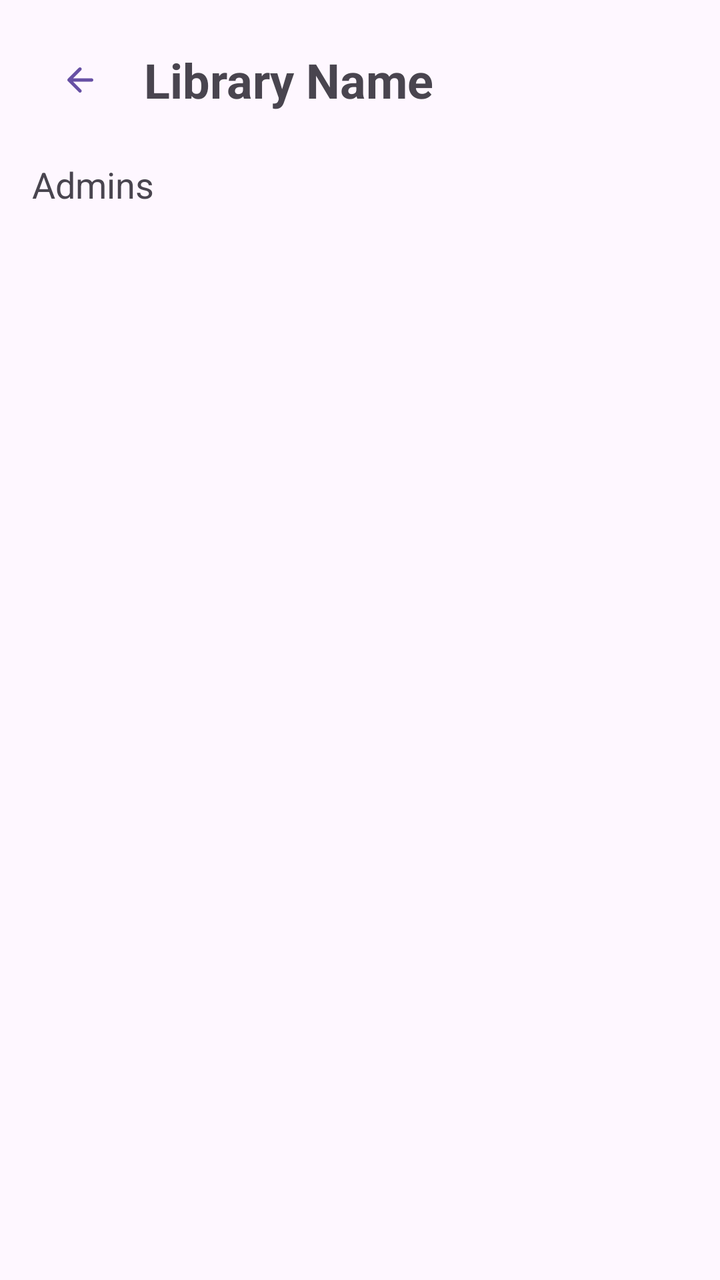
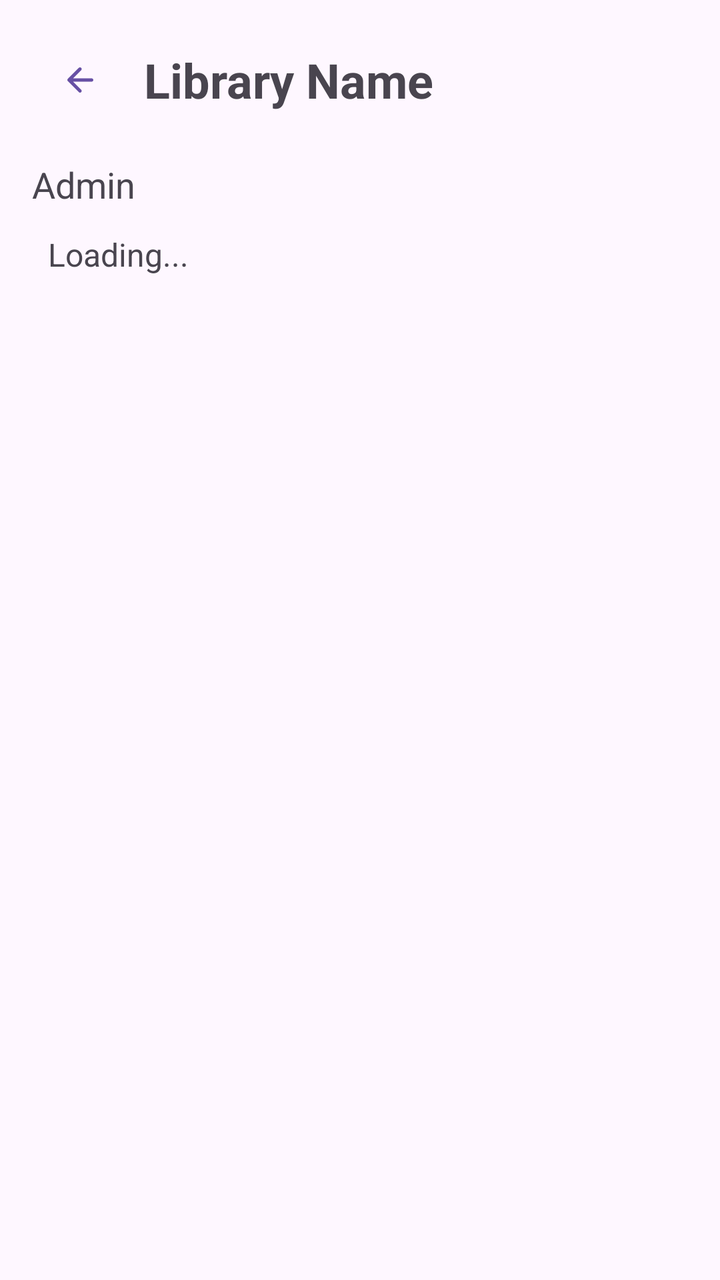

An Android layout rendered at two revisions. The XML below is the earlier revision; the diff shows what the commit changed to produce the second picture.
<!-- AndroidManifest.xml: application theme Theme.Books_Project -->
<!-- res/layout/activity_library_info.xml -->
<?xml version="1.0" encoding="utf-8"?>
<LinearLayout xmlns:android="http://schemas.android.com/apk/res/android"
    xmlns:app="http://schemas.android.com/apk/res-auto"
    xmlns:tools="http://schemas.android.com/tools"
    android:layout_width="match_parent"
    android:layout_height="match_parent"
    android:orientation="vertical"
    android:padding="16dp"
    tools:context=".screens.library.LibraryInfoActivity">

    <LinearLayout
        android:layout_width="match_parent"
        android:layout_height="wrap_content"
        android:gravity="center_vertical">

        <com.google.android.material.button.MaterialButton
            android:id="@+id/backButton"
            style="@style/Widget.Material3.Button.IconButton"
            android:layout_width="wrap_content"
            android:layout_height="wrap_content"
            app:icon="@drawable/round_arrow_back_24" />

        <TextView
            android:id="@+id/tvLibraryName"
            android:layout_width="wrap_content"
            android:layout_height="wrap_content"
            android:layout_marginStart="8dp"
            android:text="Library Name"
            android:textSize="24sp"
            android:textStyle="bold" />
    </LinearLayout>

    <TextView
        android:layout_width="wrap_content"
        android:layout_height="wrap_content"
        android:layout_marginTop="16dp"
        android:text="Admins"
        android:textSize="18sp" />

    <ListView
        android:id="@+id/lvAdmins"
        android:layout_width="match_parent"
        android:layout_height="wrap_content" />

    <TextView
        android:id="@+id/tvMembersLabel"
        android:layout_width="wrap_content"
        android:layout_height="wrap_content"
        android:layout_marginTop="16dp"
        android:text="Members"
        android:textSize="18sp"
        android:visibility="gone" />

    <ListView
        android:id="@+id/lvMembers"
        android:layout_width="match_parent"
        android:layout_height="wrap_content"
        android:visibility="gone" />

</LinearLayout>
<!-- resources referenced by this layout -->
<resources>
  <!-- drawable round_arrow_back_24 (drawable) -->
  <vector xmlns:android="http://schemas.android.com/apk/res/android" android:autoMirrored="true" android:height="24dp" android:tint="#000000" android:viewportHeight="24" android:viewportWidth="24" android:width="24dp">
        
      <path android:fillColor="@android:color/white" android:pathData="M19,11H7.83l4.88,-4.88c0.39,-0.39 0.39,-1.03 0,-1.42 -0.39,-0.39 -1.02,-0.39 -1.41,0l-6.59,6.59c-0.39,0.39 -0.39,1.02 0,1.41l6.59,6.59c0.39,0.39 1.02,0.39 1.41,0 0.39,-0.39 0.39,-1.02 0,-1.41L7.83,13H19c0.55,0 1,-0.45 1,-1s-0.45,-1 -1,-1z"/>
      
  </vector>
  <style name="Theme.Books_Project" parent="Base.Theme.Books_Project" />
  <style name="Base.Theme.Books_Project" parent="Theme.Material3.DayNight.NoActionBar">
          
          
      </style>
</resources>

<!-- the commit's change to res/layout/activity_library_info.xml (unified diff, before → after) -->
@@ -34,13 +34,17 @@
         android:layout_width="wrap_content"
         android:layout_height="wrap_content"
         android:layout_marginTop="16dp"
-        android:text="Admins"
+        android:text="Admin"
         android:textSize="18sp" />
 
-    <ListView
-        android:id="@+id/lvAdmins"
+    <TextView
+        android:id="@+id/tvAdminName"
         android:layout_width="match_parent"
-        android:layout_height="wrap_content" />
+        android:layout_height="wrap_content"
+        android:layout_marginTop="4dp"
+        android:padding="8dp"
+        android:text="Loading..."
+        android:textSize="16sp" />
 
     <TextView
         android:id="@+id/tvMembersLabel"
@@ -54,7 +58,8 @@
     <ListView
         android:id="@+id/lvMembers"
         android:layout_width="match_parent"
-        android:layout_height="wrap_content"
+        android:layout_height="0dp"
+        android:layout_weight="1"
         android:visibility="gone" />
 
 </LinearLayout>
